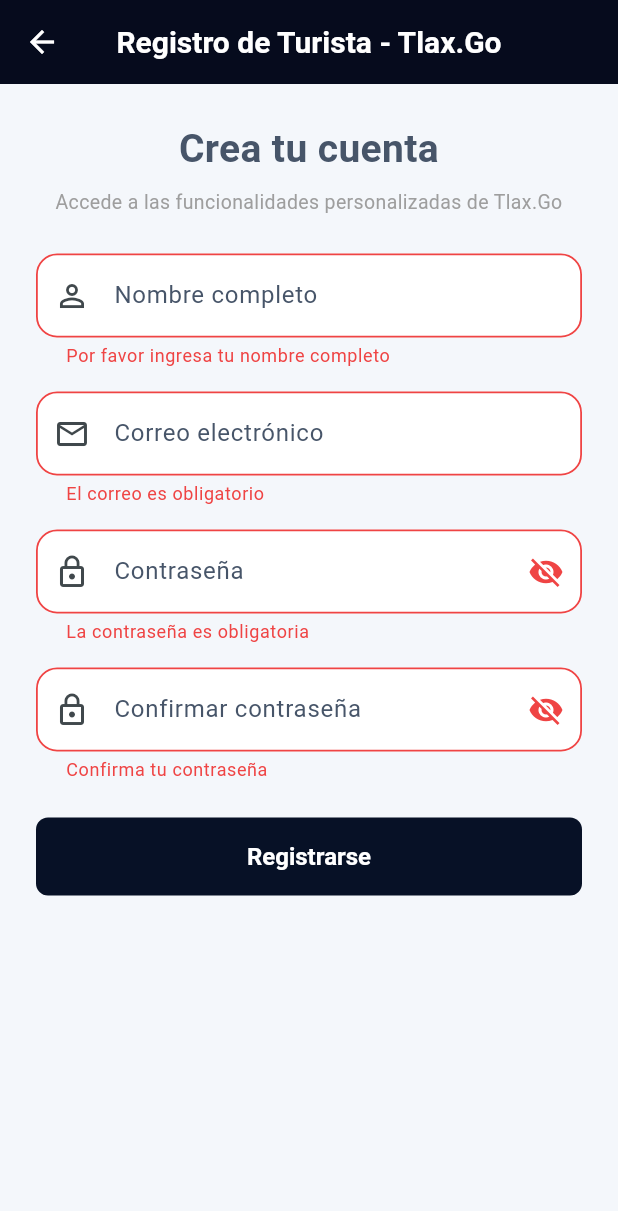
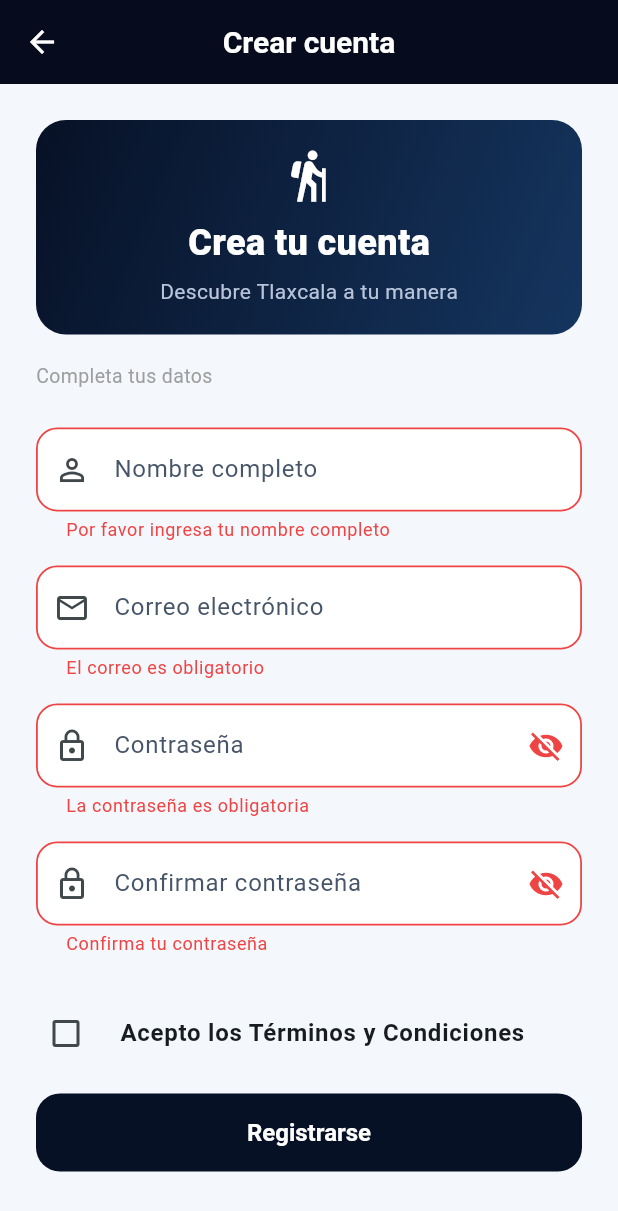
Before and after one commit to Mikee0102/proyecto-taxgo-movil, a Flutter app: the RegisterScreen screen opened by its route, after a tap on "Registrarse", on a phone screen of 412 x 824 dp. Shown: the top 1211 px of the screen. Run offline on Flutter 3.47's test engine with Material 3 defaults, Android fonts, the phone set to English and light mode, and no system bars; our stand-ins replace cloud_firestore, connectivity_plus, firebase_auth, firebase_core, flutter_map, geolocator and 3 more; accounts and stored records are empty.

Commit message:
Agregar terminos y condiciones

```diff
--- a/lib/screens/auth/register_screen.dart
+++ b/lib/screens/auth/register_screen.dart
@@ -21,6 +21,7 @@ class _RegisterScreenState extends State<RegisterScreen> {
       TextEditingController();
 
   bool _isLoading = false;
+  bool _acceptedTerms = false;
   bool _obscurePassword = true;
   bool _obscureConfirmPassword = true;
 
@@ -40,6 +41,15 @@ class _RegisterScreenState extends State<RegisterScreen> {
 
   Future<void> _registerUser() async {
     if (!_formKey.currentState!.validate()) return;
+    if (!_acceptedTerms) {
+      ScaffoldMessenger.of(context).showSnackBar(
+        const SnackBar(
+          content: Text('Debes aceptar los Términos y Condiciones.'),
+          backgroundColor: Colors.red,
+        ),
+      );
+      return;
+    }
 
     setState(() => _isLoading = true);
 
@@ -48,6 +58,7 @@ class _RegisterScreenState extends State<RegisterScreen> {
         name: _nameController.text.trim(),
         email: _emailController.text.trim(),
         password: _passwordController.text,
+        termsAccepted: true,
       );
 
       if (!mounted) return;
@@ -121,10 +132,7 @@ class _RegisterScreenState extends State<RegisterScreen> {
   @override
   Widget build(BuildContext context) {
     return Scaffold(
-      appBar: AppBar(
-        title: const Text('Registro de Turista - Tlax.Go'),
-        elevation: 0,
-      ),
+      appBar: AppBar(title: const Text('Crear cuenta'), elevation: 0),
       body: SafeArea(
         child: SingleChildScrollView(
           padding: const EdgeInsets.all(24),
@@ -133,18 +141,41 @@ class _RegisterScreenState extends State<RegisterScreen> {
             child: Column(
               crossAxisAlignment: CrossAxisAlignment.stretch,
               children: [
+                Container(
+                  padding: const EdgeInsets.all(18),
+                  decoration: BoxDecoration(
+                    gradient: const LinearGradient(
+                      colors: [Color(0xFF071126), Color(0xFF15355F)],
+                      begin: Alignment.topLeft,
+                      end: Alignment.bottomRight,
+                    ),
+                    borderRadius: BorderRadius.circular(20),
+                  ),
+                  child: const Column(
+                    children: [
+                      Icon(Icons.hiking, color: Colors.white, size: 38),
+                      SizedBox(height: 8),
+                      Text(
+                        'Crea tu cuenta',
+                        style: TextStyle(
+                          color: Colors.white,
+                          fontSize: 24,
+                          fontWeight: FontWeight.w800,
+                        ),
+                      ),
+                      SizedBox(height: 4),
+                      Text(
+                        'Descubre Tlaxcala a tu manera',
+                        style: TextStyle(color: Color(0xFFB7C4DA)),
+                      ),
+                    ],
+                  ),
+                ),
+                const SizedBox(height: 18),
                 const Text(
-                  'Crea tu cuenta',
-                  style: TextStyle(fontSize: 26, fontWeight: FontWeight.bold),
-                  textAlign: TextAlign.center,
-                ),
-
-                const SizedBox(height: 6),
-
-                const Text(
-                  'Accede a las funcionalidades personalizadas de Tlax.Go',
+                  'Completa tus datos',
                   style: TextStyle(color: Colors.grey, fontSize: 13),
-                  textAlign: TextAlign.center,
+                  textAlign: TextAlign.start,
                 ),
 
                 const SizedBox(height: 24),
@@ -285,13 +316,29 @@ class _RegisterScreenState extends State<RegisterScreen> {
 
                 const SizedBox(height: 24),
 
+                CheckboxListTile(
+                  contentPadding: EdgeInsets.zero,
+                  controlAffinity: ListTileControlAffinity.leading,
+                  activeColor: Theme.of(context).colorScheme.primary,
+                  value: _acceptedTerms,
+                  title: const Text(
+                    'Acepto los Términos y Condiciones',
+                    style: TextStyle(fontWeight: FontWeight.w700),
+                  ),
+                  onChanged: (value) {
+                    setState(() => _acceptedTerms = value ?? false);
+                  },
+                ),
+
+                const SizedBox(height: 12),
+
                 // Botón de registro
                 ElevatedButton(
                   onPressed: _isLoading ? null : _registerUser,
                   style: ElevatedButton.styleFrom(
                     padding: const EdgeInsets.symmetric(vertical: 16),
                     shape: RoundedRectangleBorder(
-                      borderRadius: BorderRadius.circular(8),
+                      borderRadius: BorderRadius.circular(16),
                     ),
                   ),
                   child: _isLoading
```
Also changed, not shown: lib/screens/auth/login_screen.dart (+83 -10 lines), lib/screens/auth/terms_dialog.dart (added, +100 -0 lines), lib/services/auth_service.dart (+17 -0 lines).
